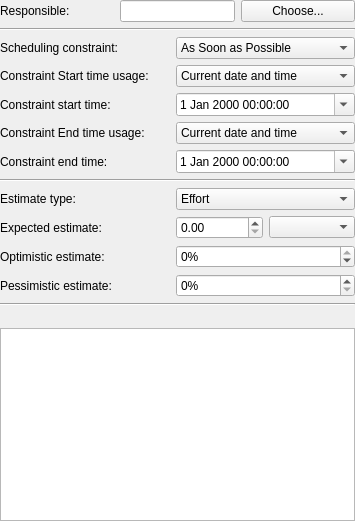
Qt form kplato/kptconfigtaskpanelbase.ui (KDE/calligra) before a commit.
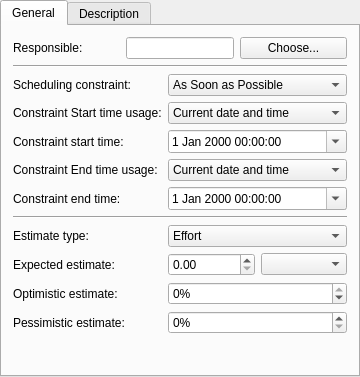
The same form after that commit. Custom widgets are drawn as their Qt base class.

Commit message: Config: Put description in separate tab.

```diff
--- a/kplato/kptconfigtaskpanelbase.ui
+++ b/kplato/kptconfigtaskpanelbase.ui
@@ -7,14 +7,24 @@
    <rect>
     <x>0</x>
     <y>0</y>
-    <width>355</width>
-    <height>521</height>
+    <width>324</width>
+    <height>377</height>
    </rect>
   </property>
+  <layout class="QVBoxLayout" name="verticalLayout">
+   <property name="margin">
+    <number>0</number>
+   </property>
+   <item>
+    <widget class="QTabWidget" name="tabWidget">
+     <property name="currentIndex">
+      <number>0</number>
+     </property>
+     <widget class="QWidget" name="tab">
+      <attribute name="title">
+       <string>General</string>
+      </attribute>
   <layout class="QGridLayout" name="gridLayout">
-   <property name="margin">
-    <number>0</number>
-   </property>
    <item row="0" column="0" colspan="2">
     <layout class="QHBoxLayout">
      <property name="spacing">
@@ -74,13 +84,6 @@
      </item>
     </layout>
    </item>
-   <item row="1" column="0" colspan="2">
-    <widget class="Line" name="line_4">
-     <property name="orientation">
-      <enum>Qt::Horizontal</enum>
-     </property>
-    </widget>
-   </item>
    <item row="2" column="0">
     <widget class="QLabel" name="textLabel3">
      <property name="sizePolicy">
@@ -427,17 +430,34 @@
      </property>
     </widget>
    </item>
-   <item row="12" column="0" colspan="2">
-    <widget class="Line" name="line_3">
+       <item row="12" column="0">
+        <spacer name="verticalSpacer">
+         <property name="orientation">
+          <enum>Qt::Vertical</enum>
+         </property>
+         <property name="sizeHint" stdset="0">
+          <size>
+           <width>20</width>
+           <height>40</height>
+          </size>
+         </property>
+        </spacer>
+       </item>
+       <item row="1" column="0" colspan="2">
+        <widget class="Line" name="line_2">
      <property name="orientation">
       <enum>Qt::Horizontal</enum>
      </property>
     </widget>
    </item>
-   <item row="14" column="0" colspan="2">
-    <widget class="KRichTextWidget" name="kcfg_Description"/>
-   </item>
-   <item row="13" column="0" colspan="2">
+      </layout>
+     </widget>
+     <widget class="QWidget" name="">
+      <attribute name="title">
+       <string>Description</string>
+      </attribute>
+      <layout class="QVBoxLayout" name="verticalLayout_2">
+       <item>
     <widget class="KToolBar" name="toolbar" native="true">
      <property name="minimumSize">
       <size>
@@ -447,21 +467,28 @@
      </property>
     </widget>
    </item>
+       <item>
+        <widget class="KRichTextWidget" name="kcfg_Description"/>
+       </item>
+      </layout>
+     </widget>
+    </widget>
+   </item>
   </layout>
  </widget>
  <layoutdefault spacing="6" margin="11"/>
  <customwidgets>
-  <customwidget>
-   <class>KComboBox</class>
-   <extends>QComboBox</extends>
-   <header>kcombobox.h</header>
-  </customwidget>
   <customwidget>
    <class>KLineEdit</class>
    <extends>QLineEdit</extends>
    <header>klineedit.h</header>
    <container>1</container>
   </customwidget>
+  <customwidget>
+   <class>KComboBox</class>
+   <extends>QComboBox</extends>
+   <header>kcombobox.h</header>
+  </customwidget>
   <customwidget>
    <class>KToolBar</class>
    <extends>QWidget</extends>
```
Lines whose indentation alone changed are shown as unchanged.
